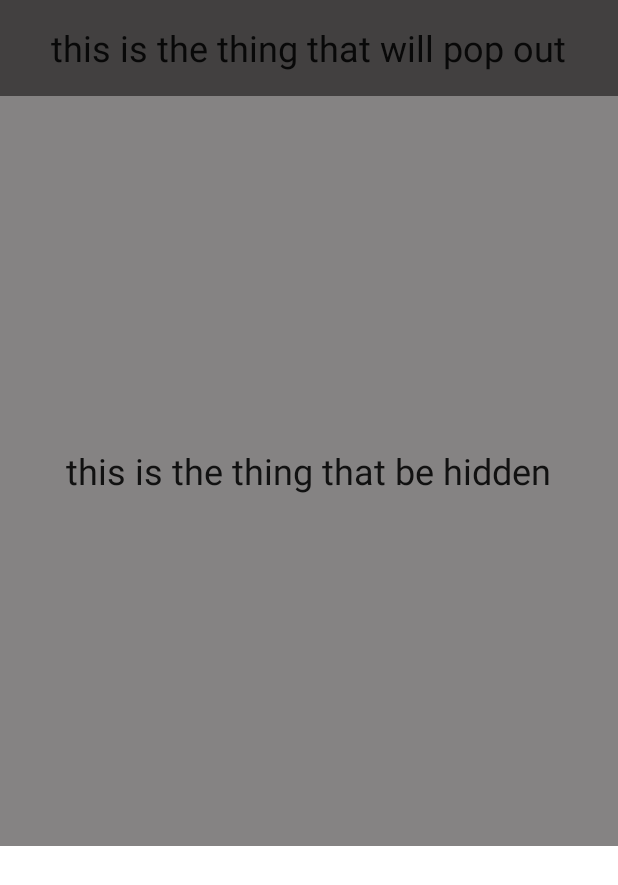
After one commit to psuPenguins/GDSC_2023, an Android app: the layout persistent_bottom_sheet.xml on its own in the app's theme, with its tools: preview values and no code run, on a phone screen of 412 x 824 dp. The commit adds this screen. Shown: the top 885 px of the screen. Run offline under Robolectric (Android 15) with nearby library versions, the phone set to English and light mode, and no system bars.

Commit message:
added bottom sheet in main page

```diff
--- a/app/build.gradle
+++ b/app/build.gradle
@@ -35,6 +35,7 @@ android {
     }
 }
 
+
 dependencies {
 
     implementation 'androidx.appcompat:appcompat:1.4.1'
@@ -49,4 +50,7 @@ dependencies {
     // for firebase
     implementation platform('com.google.firebase:firebase-bom:31.2.3')
     implementation 'com.google.firebase:firebase-analytics-ktx'
+
+    // for bottom sheet
+    implementation 'com.google.android.material:material:1.8.0'
 }
--- /dev/null
+++ b/app/src/main/res/layout/persistent_bottom_sheet.xml
@@ -0,0 +1,40 @@
+<?xml version="1.0" encoding="utf-8"?>
+<LinearLayout xmlns:android="http://schemas.android.com/apk/res/android"
+    android:layout_width="match_parent"
+    android:layout_height="wrap_content"
+    xmlns:app="http://schemas.android.com/apk/res-auto"
+    android:orientation="vertical"
+    app:behavior_peekHeight="64dp"
+    app:behavior_hideable="true"
+    app:layout_behavior="com.google.android.material.bottomsheet.BottomSheetBehavior"
+    >
+
+    <RelativeLayout
+        android:background="#424040"
+        android:layout_width="match_parent"
+        android:layout_height="64dp">
+
+        <TextView
+            android:textAppearance="@style/TextAppearance.AppCompat.Headline"
+            android:layout_width="wrap_content"
+            android:layout_height="wrap_content"
+            android:layout_centerInParent="true"
+            android:text="this is the thing that will pop out" />
+
+    </RelativeLayout>
+
+    <RelativeLayout
+        android:background="#858383"
+        android:layout_width="match_parent"
+        android:layout_height="500dp">
+
+        <TextView
+            android:textAppearance="@style/TextAppearance.AppCompat.Headline"
+            android:layout_width="wrap_content"
+            android:layout_height="wrap_content"
+            android:layout_centerInParent="true"
+            android:text="this is the thing that be hidden" />
+
+    </RelativeLayout>
+
+</LinearLayout>
```
Also changed, not shown: app/src/main/res/layout/activity_maps.xml (+10 -1 lines), app/src/main/res/layout/main_page_upper_layer.xml (added, +8 -0 lines).
